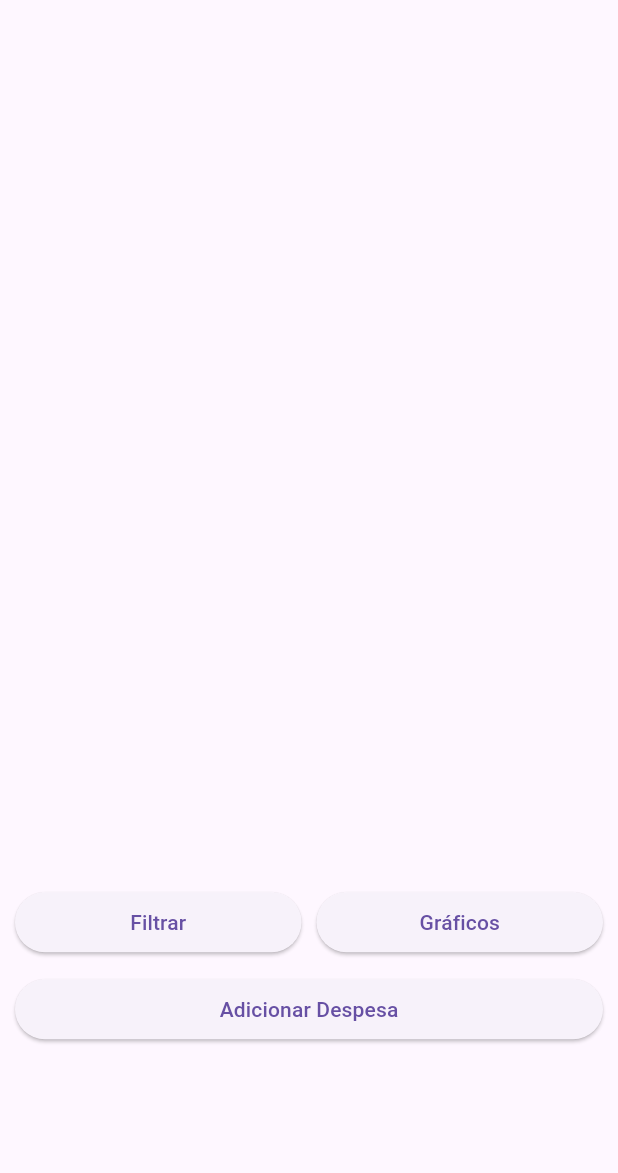
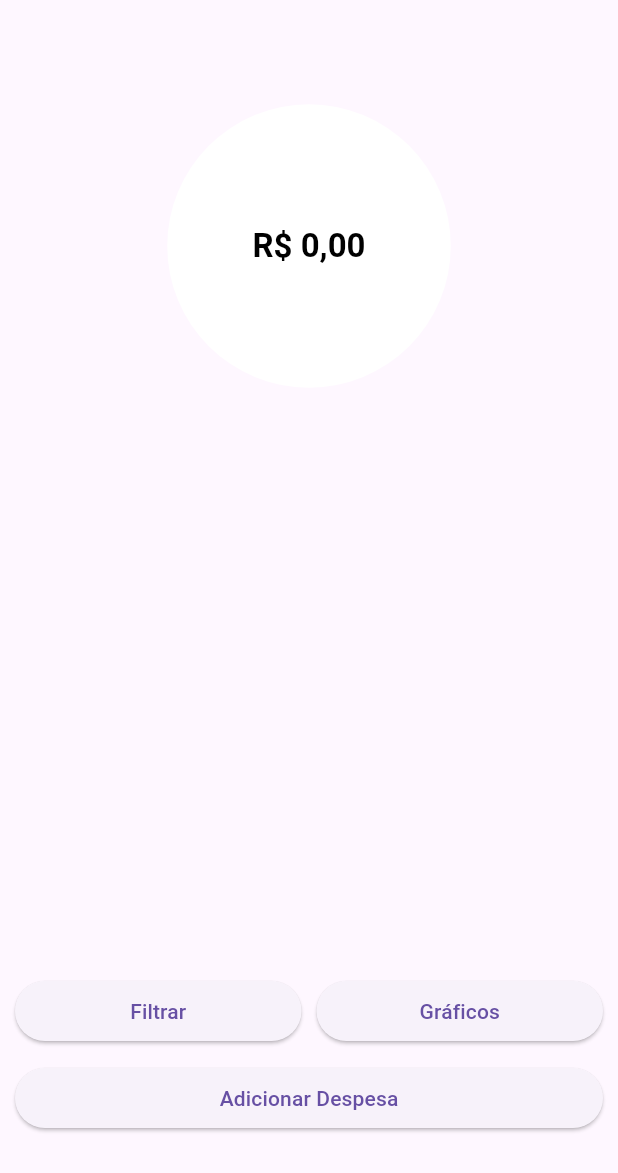
Before and after one commit to JotaJrJr/despesas-pessoal, a Flutter app: the screen it shows after launch, on a phone screen of 412 x 824 dp, the part 63-1236 px from its top. Run offline on Flutter 3.47's test engine with Material 3 defaults, Android fonts, the phone set to English and light mode, and no system bars; our stand-ins replace cloud_firestore, drift, firebase_core; accounts and stored records are empty; generated files the repository leaves out were written again.

Commit message:
donut chart

```diff
--- a/lib/common/feature/home/view/home_page.dart
+++ b/lib/common/feature/home/view/home_page.dart
@@ -2,11 +2,11 @@ import 'package:despesas/common/database/app_db.dart';
 import 'package:despesas/common/database/services/service_despesa_impl.dart';
 import 'package:despesas/common/feature/cadastrar_despesa/view/cadastrar_despesa_page.dart';
 import 'package:despesas/common/feature/home/viewmodel/home_view_model.dart';
+import 'package:despesas/common/feature/home/widgets/donut_chat_widget.dart';
 import 'package:despesas/common/models/despesa_model.dart';
 import 'package:flutter/material.dart';
 import 'package:intl/intl.dart';
 import 'package:provider/provider.dart';
-
 import '../../../utils/safe_handler.dart';
 
 class HomePage extends StatefulWidget {
@@ -40,11 +40,18 @@ class _HomePageState extends State<HomePage> {
       ),
       body: Column(
         children: [
+          DonutChartWidget(
+            despesas: _viewModel.listaDespesas,
+            valorTotal: _viewModel.valorTotal().toString(),
+          ),
           AnimatedBuilder(
               animation: _viewModel,
               builder: (_, __) {
                 return SizedBox(
-                  height: MediaQuery.of(context).size.height * 0.7,
+                  // height: MediaQuery.of(context).size.height * 0.7,
+                  // height: double.minPositive,
+                  height: 290,
+                  child: Expanded(
                     child: ListView.builder(
                       itemCount: _viewModel.listaDespesas.length,
                       // itemCount: 4,
@@ -55,7 +62,7 @@ class _HomePageState extends State<HomePage> {
                         return Padding(
                           padding: const EdgeInsets.all(4),
                           child: Container(
-                          padding: const EdgeInsets.all(12.0),
+                            padding: const EdgeInsets.all(8.0),
                             decoration: BoxDecoration(
                                 borderRadius: const BorderRadius.all(
                                   Radius.circular(20.0),
@@ -73,7 +80,7 @@ class _HomePageState extends State<HomePage> {
                                     Text(SafeHandler.value(formatCurrency(despesa.valor!))),
                                   ],
                                 ),
-                              const SizedBox(height: 8.0),
+                                // const SizedBox(height: 8.0),
                                 Row(
                                   children: [
                                     Text(SafeHandler.value(despesa.descricaoCategoria)),
@@ -87,8 +94,10 @@ class _HomePageState extends State<HomePage> {
                         );
                       },
                     ),
+                  ),
                 );
               }),
+          const Spacer(),
           Column(
             children: [
               Padding(
@@ -121,7 +130,8 @@ class _HomePageState extends State<HomePage> {
                 ),
               ),
             ],
-          )
+          ),
+          const SizedBox(height: 16.0),
         ],
       ),
     );
@@ -138,8 +148,5 @@ class _HomePageState extends State<HomePage> {
     return dateFormat.format(dateTime);
   }
 
-  Future<void> _navigateToPage(Widget page) => Navigator.push(
-        context,
-        MaterialPageRoute(builder: (context) => page),
-      );
+  Future<void> _navigateToPage(Widget page) => Navigator.push(context, MaterialPageRoute(builder: (context) => page));
 }
--- a/lib/common/feature/home/viewmodel/home_view_model.dart
+++ b/lib/common/feature/home/viewmodel/home_view_model.dart
@@ -13,6 +13,9 @@ class HomeViewModel extends ChangeNotifier {
   // Future<List<DespesaModel>> getAllDespesas() {
   //   return serviceDespesaImpl.getDespesas();
   // }
+  double valorTotal() {
+    return listaDespesas.fold<double>(0, (previousValue, element) => previousValue + (element.valor ?? 0));
+  }
 
   void fillListaDespesas() async {
     listaDespesas = await serviceDespesaImpl.getDespesas();
--- /dev/null
+++ b/lib/common/feature/home/widgets/donut_chat_widget.dart
@@ -0,0 +1,153 @@
+import 'dart:math';
+import 'dart:ui' as txtDirec;
+import 'package:despesas/common/models/despesa_model.dart';
+import 'package:flutter/material.dart';
+import 'package:intl/intl.dart';
+
+class DonutChartWidget extends StatelessWidget {
+  final List<DespesaModel> despesas;
+  final String valorTotal;
+
+  const DonutChartWidget({super.key, required this.despesas, required this.valorTotal});
+
+  num sum<T>(Iterable<T> items, num Function(T element) function, {num startValue = 0}) {
+    return items.fold(startValue, (previousValue, element) => previousValue + function(element));
+  }
+
+  num get totalValue => despesas.fold<num>(0, (previousValue, element) => previousValue + (element.valor ?? 0));
+
+  Map<String?, num> get grupoValues {
+    var agrupado = groupBy(despesas, (e) => e.descricao);
+
+    agrupado.removeWhere((key, value) => key == null);
+
+    var lista = agrupado.map((key, value) => MapEntry(key, sum(value, (x) => x.valor ?? 0) / totalValue));
+
+    return lista;
+  }
+
+  Map<K, List<T>> groupBy<T, K>(Iterable<T> items, K Function(T) keySelector) {
+    Map<K, List<T>> groupedMap = {};
+
+    for (var item in items) {
+      var key = keySelector(item);
+      groupedMap.putIfAbsent(key, () => []).add(item);
+    }
+
+    return groupedMap;
+  }
+
+  @override
+  Widget build(BuildContext context) {
+    return SizedBox(
+      height: 300,
+      width: 300,
+      child: CustomPaint(
+        painter: DonutChartPainter(values: grupoValues, valorTotal: valorTotal),
+      ),
+    );
+  }
+}
+
+class DonutChartPainter extends CustomPainter {
+  final Map<String?, num> values;
+  final String valorTotal;
+
+  late Paint midPaint;
+
+  final linePaint = Paint()
+    ..color = const Color.fromARGB(255, 255, 255, 255)
+    ..strokeWidth = 2.0
+    ..style = PaintingStyle.stroke;
+
+  final centeredStyle = const TextStyle(
+    color: Color(0xFF000000),
+    fontSize: 32,
+    fontWeight: FontWeight.bold,
+  );
+
+  DonutChartPainter({required this.values, required this.valorTotal}) {
+    midPaint = Paint()
+      ..color = Colors.white
+      ..style = PaintingStyle.fill;
+  }
+
+  @override
+  void paint(Canvas canvas, Size size) {
+    final c = Offset(size.width / 2.0, size.height / 2.0);
+    final radius = size.width * 0.9;
+    final rect = Rect.fromCenter(center: c, width: radius, height: radius);
+
+    const centeredStyle = TextStyle(
+      color: Color(0xFF000000),
+      fontSize: 22,
+      fontWeight: FontWeight.bold,
+    );
+
+    // final totalValue = values.
+
+    values.entries.fold((0.0), (previousValue, element) {
+      final sweepAngle = element.value * 360 * pi / 180;
+      final paint = Paint()
+        ..style = PaintingStyle.fill
+        ..color = getRandomColor();
+
+      canvas.drawArc(rect, previousValue, sweepAngle, true, paint);
+
+      drawLinesArc(canvas, c, radius, previousValue);
+
+      return sweepAngle + previousValue;
+    });
+
+    canvas.drawCircle(c, radius * 0.35, midPaint);
+    drawTextCentered(canvas, c, formatCurrency(valorTotal), centeredStyle, radius * 0.6);
+  }
+
+  String formatCurrency(String numericString) {
+    double numericValue = double.parse(numericString);
+
+    NumberFormat currencyFormat = NumberFormat.currency(locale: 'pt_BR', symbol: 'R\$');
+
+    String formattedCurrency = currencyFormat.format(numericValue);
+
+    return formattedCurrency;
+  }
+
+  TextPainter drawText(String text, TextStyle style, double maxWidth, TextAlign textAlign) {
+    final span = TextSpan(text: text, style: style);
+    final textPainter = TextPainter(text: span, textAlign: textAlign, maxLines: 2, textDirection: txtDirec.TextDirection.ltr);
+
+    textPainter.layout(minWidth: 0, maxWidth: maxWidth);
+    return textPainter;
+  }
+
+  Size drawTextCentered(Canvas canvas, Offset position, String text, TextStyle style, double maxWidth) {
+    final textPainter = drawText(text, style, maxWidth, TextAlign.center);
+    final pos = position + Offset(-textPainter.width / 2.0, -textPainter.height / 2.0);
+    textPainter.paint(canvas, pos);
+    return textPainter.size;
+  }
+
+  @override
+  bool shouldRepaint(covariant CustomPainter oldDelegate) {
+    return true;
+  }
+
+  void drawLinesArc(Canvas canvas, Offset c, double radius, double startAngle) {
+    final dx = radius / 2 * cos(startAngle);
+    final dy = radius / 2 * sin(startAngle);
+    final p2 = c + Offset(dx, dy);
+
+    canvas.drawLine(c, p2, linePaint);
+  }
+
+  Color getRandomColor() {
+    Random random = Random();
+    return Color.fromRGBO(
+      random.nextInt(256),
+      random.nextInt(256),
+      random.nextInt(256),
+      1.0,
+    );
+  }
+}
```
Lines whose indentation alone changed are shown as unchanged.
